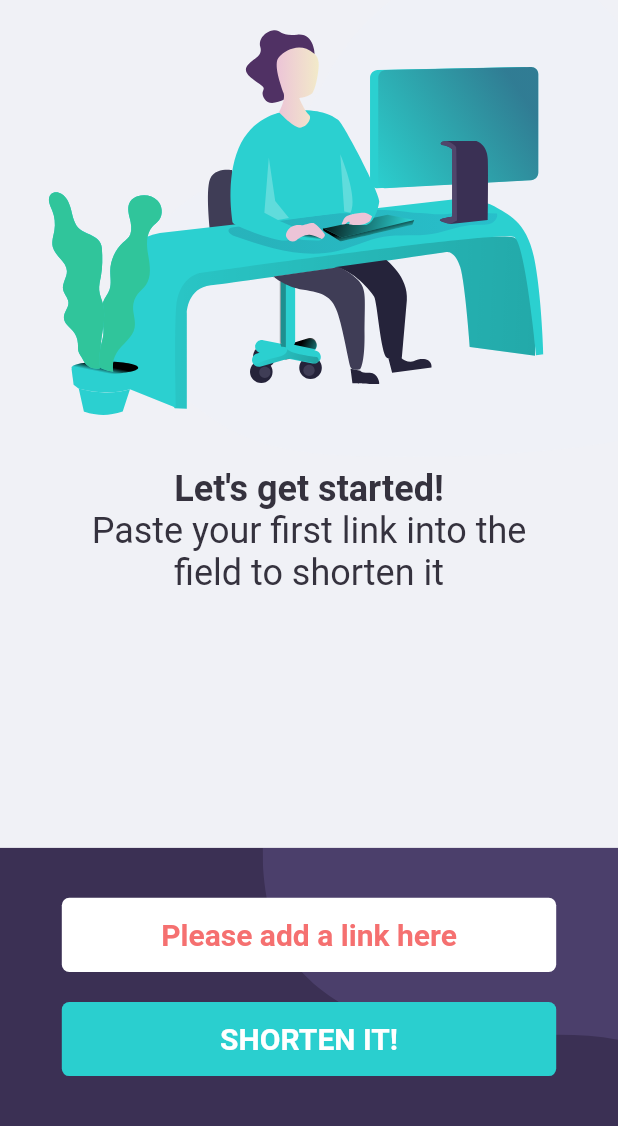
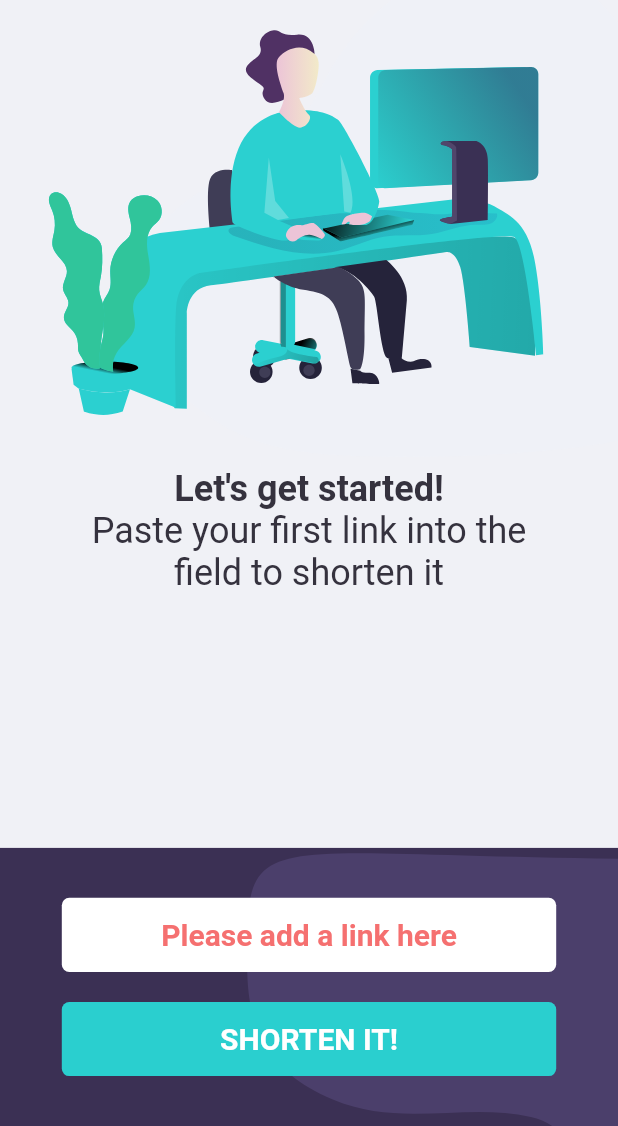
Before and after one commit to tahiruzelli/Link-Shorter-Flutter, a Flutter app: the HomePageView screen opened directly, after a tap on "SHORTEN IT!", on a phone screen of 412 x 824 dp, the part 110-1236 px from its top. Run offline on Flutter 3.47's test engine with Material 2 defaults, Android fonts, the light colour scheme and no system bars; our stand-ins replace flutter_svg, get, get_storage; accounts and stored records are empty.

Commit message:
proje tamamlandi

```diff
--- a/lib/Controllers/HomePageController/home_page_controller.dart
+++ b/lib/Controllers/HomePageController/home_page_controller.dart
@@ -2,6 +2,7 @@ import 'package:flutter/widgets.dart';
 import 'package:get/get.dart';
 import 'package:get_storage/get_storage.dart';
 import 'package:link_shorter/Controllers/MainController/main_controller.dart';
+import 'package:link_shorter/Globals/Constans/strings.dart';
 import 'package:link_shorter/Globals/Widgets/Alerts/custom_snackbar.dart';
 import 'package:link_shorter/Models/in_storage_shorten_link_model.dart';
 import '../../Globals/Constans/get_storage_keys.dart';
@@ -68,7 +69,7 @@ class HomePageController extends GetxController {
     if (result.ok!) {
       return result.result;
     } else {
-      errorSnackBar(result.error ?? "Unknown Error");
+      errorSnackBar(result.error ?? unknownError);
       return null;
     }
   }
--- a/lib/Controllers/MainController/main_controller.dart
+++ b/lib/Controllers/MainController/main_controller.dart
@@ -5,21 +5,23 @@ import 'package:link_shorter/Globals/Constans/get_storage_keys.dart';
 import 'package:link_shorter/Globals/app_state.dart';
 import 'package:link_shorter/Views/IntroViews/intro_view.dart';
 import '../../Views/HomePageView/home_page.dart';
+import '../HomePageController/home_page_controller.dart';
 
 class MainController extends GetxController {
   late AppState appState;
   bool? isUserSeeIntro;
+
   void onSkipButtonPressed() {
     isUserSeeIntro = true;
     GetStorage().write(isUserSeeIntroKey, isUserSeeIntro);
-    Get.offAll(HomePageView());
+    Get.off(HomePageView());
   }
 
   Widget firstRoute() {
-    if (isUserSeeIntro ?? false) {
+    if (isUserSeeIntro!) {
+      return HomePageView();
+    } else {
       return IntroView();
-    } else {
-      return HomePageView();
     }
   }
 
--- /dev/null
+++ b/lib/Globals/Constans/asset_paths.dart
@@ -0,0 +1,3 @@
+String deleteIconPath = 'assets/del.svg';
+String illustrationImagePath =  'assets/illustration.svg';
+String logoPath = 'assets/logo.svg';
--- a/lib/Globals/Constans/colors.dart
+++ b/lib/Globals/Constans/colors.dart
@@ -1,5 +1,7 @@
+import 'package:flutter/material.dart';
 
-import 'package:flutter/material.dart';
+Color colorMainColor = const Color(0xfff0f1f6);
+
 //App Colors
 Color colorBlue = const Color(0xff2acfcf);
 Color colorRed = const Color(0xfff57070);
--- /dev/null
+++ b/lib/Globals/Constans/strings.dart
@@ -0,0 +1,5 @@
+String unknownError = "Unknown Error";
+String coppySuccessful = "copy operation successful";
+String pasteLink = "Paste your first link into the field to shorten it";
+String letsStart = "Let's get started!";
+String linkHistory = 'Your Link History';
--- /dev/null
+++ b/lib/Views/HomePageView/CustomPaint/RPSCustomPainter.dart
@@ -0,0 +1,69 @@
+import 'package:flutter/material.dart';
+
+class RPSCustomPainter extends CustomPainter {
+  @override
+  void paint(Canvas canvas, Size size) {
+    Path path_0 = Path();
+    path_0.moveTo(0, size.height * -0.007218781);
+    path_0.cubicTo(
+        0,
+        size.height * 0.4046875,
+        size.width * 0.06540084,
+        size.height * 0.6997031, //
+        size.width * 0.3080169,
+        size.height * 0.8902578);
+    path_0.cubicTo(
+        size.width * 0.5506329,
+        size.height * 1.080812,
+        size.width * 0.7850422,
+        size.height * 0.9069297,
+        size.width * 1.020194,
+        size.height * 1.006617);
+    path_0.cubicTo(
+        size.width * 1.255346,
+        size.height * 1.106305,
+        size.width * 1.255346,
+        size.height * 1.748508,
+        size.width * 1.476793,
+        size.height * 2.143719);
+    path_0.cubicTo(
+        size.width * 1.698241,
+        size.height * 2.538930,
+        size.width * 2.165156,
+        size.height * 2.634922,
+        size.width * 2.544810,
+        size.height * 2.233969);
+    path_0.cubicTo(
+        size.width * 2.924451,
+        size.height * 1.833016,
+        size.width * 3.096557,
+        size.height * 0.8968438,
+        size.width * 2.983122,
+        size.height * 0.3448516);
+    path_0.cubicTo(
+        size.width * 2.869684,
+        size.height * -0.2071484,
+        size.width * 2.652291,
+        size.height * -0.7109375,
+        size.width * 1.603376,
+        size.height * -0.7109375);
+    path_0.cubicTo(
+      0,
+      size.height * -0.7109375,
+      0,
+      size.height * -1,
+      0,
+      size.height * -0.007218781,
+    );
+    path_0.close();
+
+    Paint paint_0_fill = Paint()..style = PaintingStyle.fill;
+    paint_0_fill.color = Color(0xff4B3F6B).withOpacity(1.0);
+    canvas.drawPath(path_0, paint_0_fill);
+  }
+
+  @override
+  bool shouldRepaint(covariant CustomPainter oldDelegate) {
+    return true;
+  }
+}
--- a/lib/Views/HomePageView/Widgets/botom_bar.dart
+++ b/lib/Views/HomePageView/Widgets/bottom_bar.dart
@@ -1,8 +1,7 @@
 import 'package:flutter/material.dart';
-import 'package:flutter_svg/flutter_svg.dart';
 import 'package:get/get.dart';
 import 'package:link_shorter/Controllers/HomePageController/home_page_controller.dart';
-
+import 'package:link_shorter/Views/HomePageView/CustomPaint/RPSCustomPainter.dart';
 import '../../../Globals/Constans/colors.dart';
 import '../../../Globals/Widgets/Buttons/blue_button.dart';
 import '../../../Globals/Widgets/Inputs/custom_textfield.dart';
@@ -22,9 +21,13 @@ class CustomBottomBar extends StatelessWidget {
             color: colorPurple,
           ),
           Positioned(
-            top: 0,
-            right: 0,
-            child: SvgPicture.asset('assets/shape.svg'),
+            top: Get.width / 6 + 10,
+            left: Get.width * 0.4,
+            child: CustomPaint(
+              size: Size(Get.width * 0.45,
+                  (Get.width * 0.45 * 0.540084388185654).toDouble()),
+              painter: RPSCustomPainter(),
+            ),
           ),
           Column(
             mainAxisAlignment: MainAxisAlignment.center,
--- a/lib/Views/HomePageView/Widgets/copy_button.dart
+++ b/lib/Views/HomePageView/Widgets/copy_button.dart
@@ -2,6 +2,7 @@ import 'package:flutter/material.dart';
 import 'package:get/get.dart';
 import 'package:flutter/services.dart';
 import 'package:link_shorter/Controllers/HomePageController/home_page_controller.dart';
+import 'package:link_shorter/Globals/Constans/strings.dart';
 import 'package:link_shorter/Globals/Widgets/Alerts/custom_snackbar.dart';
 
 import '../../../Globals/Constans/colors.dart';
@@ -23,7 +24,7 @@ class CopyButton extends StatelessWidget {
         onTap: () {
           homePageController.setCopiedLinkIndex(currentIndex);
           Clipboard.setData(ClipboardData(text: shortLink)).then((_) {
-            successSnackBar("copy operation successful");
+            successSnackBar(coppySuccessful);
           });
         },
         child: Obx(
--- a/lib/Views/HomePageView/Widgets/link_history_card.dart
+++ b/lib/Views/HomePageView/Widgets/link_history_card.dart
@@ -2,6 +2,7 @@ import 'package:flutter/material.dart';
 import 'package:flutter_svg/svg.dart';
 import 'package:get/get.dart';
 import 'package:link_shorter/Controllers/HomePageController/home_page_controller.dart';
+import 'package:link_shorter/Globals/Constans/asset_paths.dart';
 import 'package:link_shorter/Models/in_storage_shorten_link_model.dart';
 
 import '../../../Globals/Constans/colors.dart';
@@ -50,7 +51,7 @@ class LinkHistoryCard extends StatelessWidget {
                         homePageController.removeShortenLinkHistoryList(index);
                         homePageController.setCopiedLinkIndex(-1);
                       },
-                      child: SvgPicture.asset('assets/del.svg'),
+                      child: SvgPicture.asset(deleteIconPath),
                     )
                   ],
                 ),
--- a/lib/Views/HomePageView/home_page.dart
+++ b/lib/Views/HomePageView/home_page.dart
@@ -1,25 +1,26 @@
 import 'package:flutter/material.dart';
 import 'package:flutter_svg/flutter_svg.dart';
 import 'package:get/get.dart';
+import 'package:link_shorter/Globals/Constans/asset_paths.dart';
+import 'package:link_shorter/Globals/Constans/strings.dart';
 import '../../Controllers/HomePageController/home_page_controller.dart';
 import '../../Globals/Constans/colors.dart';
-import 'Widgets/botom_bar.dart';
+import 'Widgets/bottom_bar.dart';
 import 'Widgets/link_history_card.dart';
 
 class HomePageView extends StatelessWidget {
-  HomePageController homePageController = Get.put(HomePageController());
-  HomePageView({Key? key}) : super(key: key);
+  HomePageController homePageController = Get.find();
   @override
   Widget build(BuildContext context) {
     return Obx(
       () => Scaffold(
-        backgroundColor: const Color(0xfff0f1f6),
+        backgroundColor: colorMainColor,
         appBar: AppBar(
-          backgroundColor: const Color(0xfff0f1f6),
+          backgroundColor: colorMainColor,
           title: homePageController.getShortenLinkHistoryList.isEmpty
-              ? SvgPicture.asset('assets/logo.svg')
+              ? SvgPicture.asset(logoPath)
               : Text(
-                  'Your Link History',
+                  linkHistory,
                   style: TextStyle(
                     color: colorBlack,
                     fontSize: 20,
@@ -61,14 +62,14 @@ class HomePageView extends StatelessWidget {
         Align(
           alignment: Alignment.topCenter,
           child: SvgPicture.asset(
-            'assets/illustration.svg',
+illustrationImagePath,
             height: Get.height * 0.4,
             width: Get.width,
             fit: BoxFit.fitWidth,
           ),
         ),
         Text(
-          "Let's get started!",
+          letsStart,
           style: TextStyle(
             fontWeight: FontWeight.bold,
             fontSize: 24,
@@ -78,7 +79,7 @@ class HomePageView extends StatelessWidget {
         SizedBox(
           width: Get.width * 0.75,
           child: Text(
-            "Paste your first link into the field to shorten it",
+            pasteLink,
             style: TextStyle(
               fontSize: 24,
               color: colorBlack,
--- a/lib/Views/IntroViews/intro_view.dart
+++ b/lib/Views/IntroViews/intro_view.dart
@@ -1,6 +1,7 @@
 import 'package:flutter/material.dart';
 import 'package:flutter_svg/svg.dart';
 import 'package:get/get.dart';
+import 'package:link_shorter/Globals/Constans/asset_paths.dart';
 import 'package:link_shorter/Globals/Widgets/Buttons/blue_button.dart';
 import 'slider_page.dart';
 
@@ -22,12 +23,9 @@ class IntroView extends StatelessWidget {
         children: [
           Align(
             alignment: Alignment.center,
-            child: Text(
-              "Shortly",
-              style: titleTextStyle,
-            ),
+            child: SvgPicture.asset(logoPath),
           ),
-          SvgPicture.asset('assets/illustration.svg'),
+          SvgPicture.asset(illustrationImagePath),
           Text(
             'More than just\nshorter links',
             style: titleTextStyle,
@@ -41,7 +39,7 @@ class IntroView extends StatelessWidget {
           BlueButton(
             buttonContent: "START",
             buttonFunction: () {
-              Get.to(SliderPage());
+              Get.off(SliderPage());
             },
           )
         ],
--- a/lib/Views/IntroViews/slider_page.dart
+++ b/lib/Views/IntroViews/slider_page.dart
@@ -1,6 +1,7 @@
 import 'package:flutter_svg/svg.dart';
 import 'package:get/get.dart';
 import 'package:link_shorter/Controllers/MainController/main_controller.dart';
+import 'package:link_shorter/Globals/Constans/asset_paths.dart';
 import 'package:link_shorter/Globals/Constans/colors.dart';
 import '../../Models/slider_model.dart';
 import 'package:flutter/material.dart';
@@ -45,7 +46,7 @@ class _HomeState extends State<SliderPage> {
               child: Align(
                 alignment: Alignment.topCenter,
                 child: SvgPicture.asset(
-                  'assets/logo.svg',
+                  logoPath,
                   height: 50,
                   width: Get.width,
                 ),
--- a/lib/main.dart
+++ b/lib/main.dart
@@ -2,6 +2,8 @@ import 'package:flutter/material.dart';
 import 'package:get/get.dart';
 import 'package:get_storage/get_storage.dart';
 import 'package:link_shorter/Controllers/MainController/main_controller.dart';
+
+import 'Controllers/HomePageController/home_page_controller.dart';
 
 void main() async {
   await GetStorage.init();
@@ -11,6 +13,8 @@ void main() async {
 class MyApp extends StatelessWidget {
   MyApp({Key? key}) : super(key: key);
   MainController mainController = Get.put(MainController());
+  HomePageController homePageController = Get.put(HomePageController());
+
   @override
   Widget build(BuildContext context) {
     return GetMaterialApp(
```
Also changed, not shown: pubspec.yaml (+13 -4 lines), assets/shape.svg (deleted).
